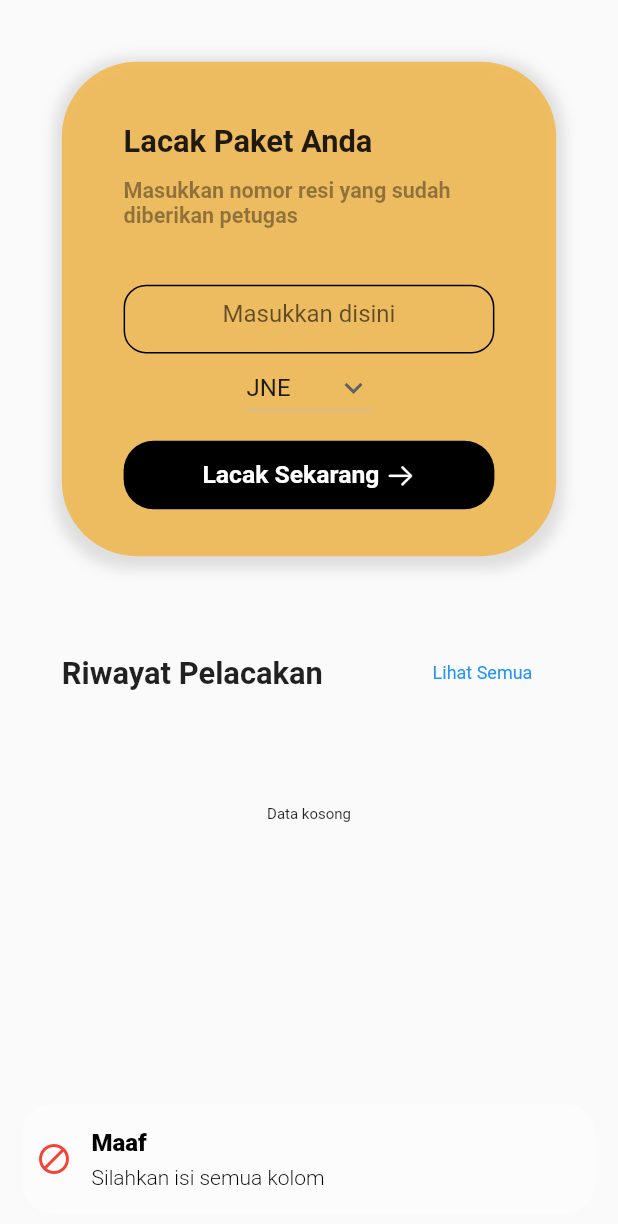
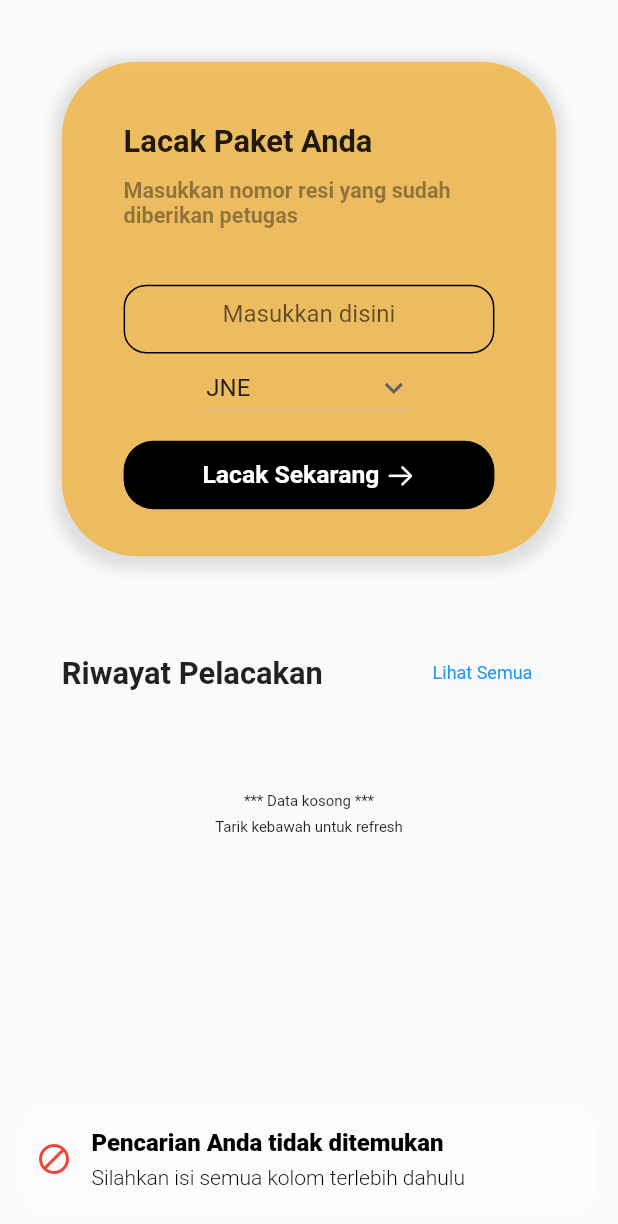
Before and after one commit to Yogabayu/PaketKUv2, a Flutter app: the Dialog_track widget shown alone on an empty page, opened directly, after a tap on "Lacak Sekarang", on a phone screen of 412 x 824 dp. Shown: the top 1224 px of the screen. Run offline on Flutter 3.47's test engine with Material 2 defaults, Android fonts, the phone set to English and light mode, and no system bars; our stand-ins replace animate_do, dropdown_search, get, get_storage, google_fonts, lottie and 2 more; accounts and stored records are empty; network calls fail; project files that could hold a hidden picture were left out.

Commit message:
FINAL RESULT AGAIN

```diff
--- a/lib/component/tracking/dialog_track.dart
+++ b/lib/component/tracking/dialog_track.dart
@@ -72,6 +72,9 @@ class _Button1State extends State<Dialog_track> {
     'NINJA',
     'LION',
     'JET',
+    'ID express',
+    'SAP express',
+    'Shopee express'
   ];
 
   final double height = Get.height;
@@ -241,8 +244,8 @@ class _Button1State extends State<Dialog_track> {
                     if (receipt.text.isEmpty)
                       {
                         Get.snackbar(
-                          "Maaf",
-                          "Silahkan isi semua kolom",
+                          "Pencarian Anda tidak ditemukan",
+                          "Silahkan isi semua kolom terlebih dahulu",
                           icon: Icon(Icons.block_outlined, color: Colors.red),
                           snackPosition: SnackPosition.BOTTOM,
                           backgroundColor: Colors.white38,
@@ -312,12 +315,28 @@ class _Button1State extends State<Dialog_track> {
                   ? Container(
                       height: height * 0.2,
                       child: Center(
-                          child: Text(
-                        "Data kosong",
-                        style: TextStyle(
-                          fontSize: 10,
+                        child: Column(
+                          crossAxisAlignment: CrossAxisAlignment.center,
+                          mainAxisAlignment: MainAxisAlignment.center,
+                          children: [
+                            Text(
+                              "*** Data kosong ***",
+                              style: TextStyle(
+                                fontSize: 10,
+                              ),
+                            ),
+                            SizedBox(
+                              height: 5,
+                            ),
+                            Text(
+                              "Tarik kebawah untuk refresh",
+                              style: TextStyle(
+                                fontSize: 10,
+                              ),
+                            ),
+                          ],
                         ),
-                      )),
+                      ),
                     )
                   : Container(
                       height: height * 0.4,
--- a/lib/page/ongkir.dart
+++ b/lib/page/ongkir.dart
@@ -270,8 +270,8 @@ class _OngkirState extends State<Ongkir> {
                               kurir == null)
                             {
                               Get.snackbar(
-                                "Maaf",
-                                "Silahkan isi semua kolom",
+                                "Pencarian Anda tidak ditemukan",
+                                "Silahkan isi semua kolom terlebih dahulu",
                                 icon: Icon(Icons.block_outlined,
                                     color: Colors.red),
                                 snackPosition: SnackPosition.BOTTOM,
```
Also changed, not shown: lib/page/historyAll.dart (+9 -4 lines), lib/page/tracking _detail.dart (+28 -4 lines), 1 other file.
